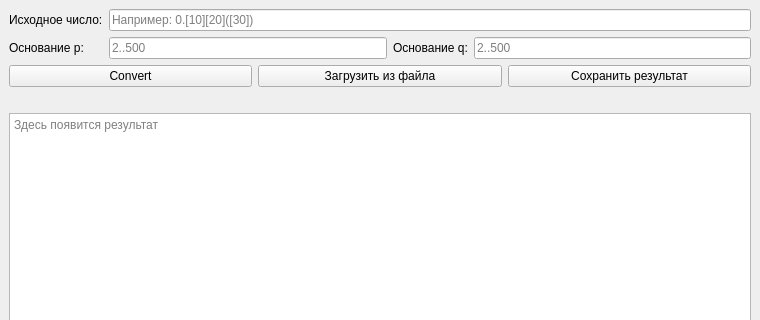
Qt form mainwindow.ui (cloudly28-arch/Universal-Converter) before a commit; both pictures show x 0 to 760 and y 0 to 320 of the 760 by 500 pixel window.
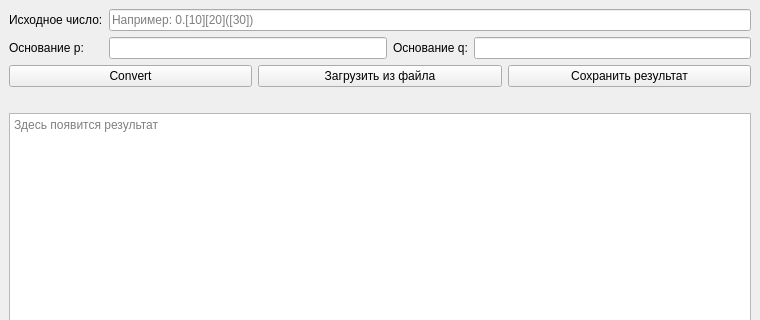
The same form after that commit.

Patch:
```diff
--- a/mainwindow.ui
+++ b/mainwindow.ui
@@ -41,7 +41,7 @@
       <item row="1" column="1">
        <widget class="QLineEdit" name="sourceBaseEdit">
         <property name="placeholderText">
-         <string>2..500</string>
+         <string/>
         </property>
        </widget>
       </item>
@@ -55,7 +55,7 @@
       <item row="1" column="3">
        <widget class="QLineEdit" name="targetBaseEdit">
         <property name="placeholderText">
-         <string>2..500</string>
+         <string/>
         </property>
        </widget>
       </item>
```
Left out of the diff: 11 changed lines with no effect on the pictures.
